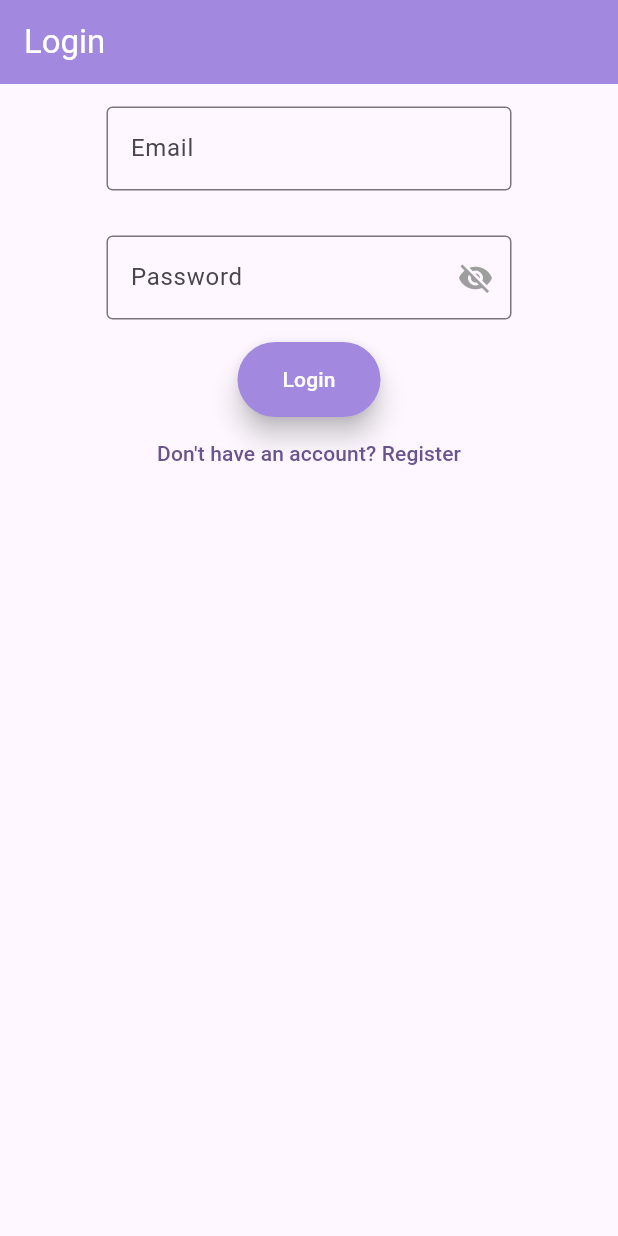
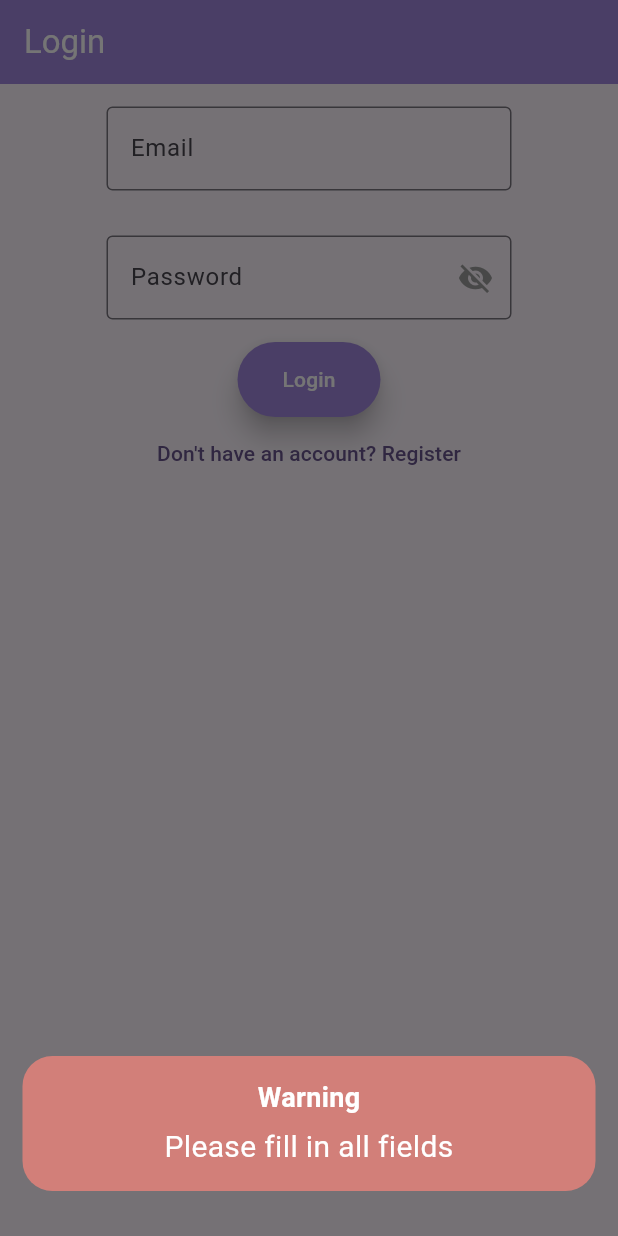
Before and after one commit to KaiC5504/TravelCustom, a Flutter app: the screen it shows after launch, after a tap on "Login", on a phone screen of 412 x 824 dp. Run offline on Flutter 3.47's test engine with Material 3 defaults, Android fonts, the phone set to English and light mode, and no system bars; our stand-ins replace firebase_auth, firebase_core; accounts and stored records are empty.

Commit message:
Custom Error Display

```diff
--- a/lib/views/login_view.dart
+++ b/lib/views/login_view.dart
@@ -1,8 +1,8 @@
 import 'package:firebase_auth/firebase_auth.dart';
 import 'package:flutter/material.dart';
 import 'dart:developer' as devtools show log;
-
 import 'package:travelcustom/constants/routes.dart';
+// import 'package:travelcustom/utilities/display_error.dart';
 
 class LoginView extends StatefulWidget {
   const LoginView({super.key});
@@ -64,6 +64,14 @@ class _LoginViewState extends State<LoginView> {
             onPressed: () async {
               final email = _email.text;
               final password = _password.text;
+
+              if (email.isEmpty || password.isEmpty) {
+                String errorMessage = 'Please fill in all fields';
+                // ignore: use_build_context_synchronously
+                displayCustomErrorMessage(context, errorMessage);
+                return;
+              }
+
               try {
                 await FirebaseAuth.instance.signInWithEmailAndPassword(
                   email: email,
@@ -77,7 +85,19 @@ class _LoginViewState extends State<LoginView> {
               } on FirebaseAuthException catch (e) {
                 if (e.code == 'invalid-credential') {
                   devtools.log('Invalid credentials');
+                  String errorMessage = 'Invalid credentials';
+                  // ignore: use_build_context_synchronously
+                  displayCustomErrorMessage(context, errorMessage);
+                } else {
+                  String errorMessage = e.code;
+                  // ignore: use_build_context_synchronously
+                  displayCustomErrorMessage(context, errorMessage);
                 }
+              } catch (e) {
+                String errorMessage = e.toString();
+                devtools.log(e.toString());
+                // ignore: use_build_context_synchronously
+                displayCustomErrorMessage(context, errorMessage);
               }
             },
             style: ElevatedButton.styleFrom(
@@ -101,6 +121,85 @@ class _LoginViewState extends State<LoginView> {
       ),
     );
   }
+}
+
+class CustomErrorMessage extends StatelessWidget {
+  const CustomErrorMessage({
+    super.key,
+    required this.errorMessage,
+  });
+
+  final String errorMessage;
+
+  @override
+  Widget build(BuildContext context) {
+    return Container(
+      padding: const EdgeInsets.all(15),
+      height: 90,
+      decoration: const BoxDecoration(
+        color: Color.fromARGB(255, 210, 127, 121),
+        borderRadius: BorderRadius.all(
+          Radius.circular(20),
+        ),
+      ),
+      child: Center(
+        child: Column(
+          mainAxisAlignment: MainAxisAlignment.center,
+          crossAxisAlignment: CrossAxisAlignment.center,
+          children: [
+            const Text(
+              "Warning",
+              style: TextStyle(
+                color: Colors.white,
+                fontSize: 18,
+                fontWeight: FontWeight.bold,
+              ),
+            ),
+            const SizedBox(height: 5),
+            Text(
+              errorMessage,
+              style: const TextStyle(
+                color: Colors.white,
+                fontSize: 20,
+              ),
+              textAlign: TextAlign.center,
+              maxLines: 2,
+              overflow: TextOverflow.ellipsis,
+            ),
+          ],
+        ),
+      ),
+    );
+  }
+}
+
+void displayCustomErrorMessage(BuildContext context, String errorMessage) {
+  showModalBottomSheet(
+    context: context,
+    isDismissible: true,
+    backgroundColor: Colors.transparent,
+    builder: (context) {
+      return GestureDetector(
+        onTap: () {
+          Navigator.of(context).pop();
+        },
+        child: Container(
+          color: Colors.transparent,
+          child: GestureDetector(
+            onTap: () {},
+            child: Align(
+              alignment: Alignment.bottomCenter,
+              child: Padding(
+                padding:
+                    const EdgeInsets.symmetric(horizontal: 15, vertical: 30),
+                child: CustomErrorMessage(errorMessage: errorMessage),
+              ),
+            ),
+          ),
+        ),
+      );
+    },
+  );
 }
 
 class ShowPassword extends StatefulWidget {
```
Also changed, not shown: lib/utilities/display_error.dart (added, +133 -0 lines).
